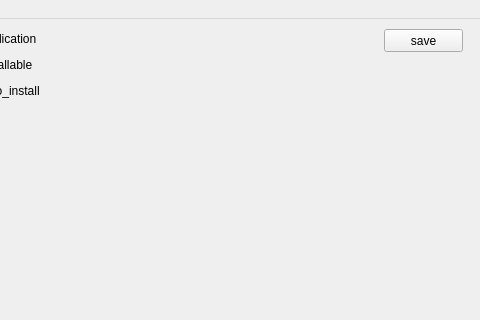
Above: ui/module.ui from oyjs1989/odoo_generator before the change; both pictures show x 656 to 1136 and y 0 to 320 of the 1136 by 711 pixel window. Below: the same form after it.
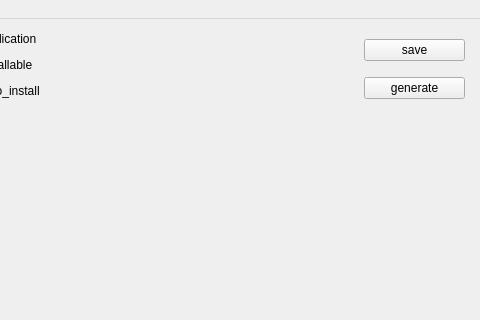
That is the form after the change.

The edit to the form file:
```diff
--- a/ui/module.ui
+++ b/ui/module.ui
@@ -255,18 +255,31 @@
      </item>
     </layout>
    </widget>
-   <widget class="QPushButton" name="save">
+   <widget class="QWidget" name="verticalLayoutWidget_2">
     <property name="geometry">
      <rect>
-      <x>1040</x>
+      <x>1020</x>
       <y>10</y>
-      <width>79</width>
-      <height>23</height>
+      <width>101</width>
+      <height>80</height>
      </rect>
     </property>
+    <layout class="QVBoxLayout" name="verticalLayout_2">
+     <item>
+      <widget class="QPushButton" name="save">
     <property name="text">
      <string>save</string>
     </property>
+      </widget>
+     </item>
+     <item>
+      <widget class="QPushButton" name="generate">
+       <property name="text">
+        <string>generate</string>
+       </property>
+      </widget>
+     </item>
+    </layout>
    </widget>
   </widget>
   <widget class="QMenuBar" name="menubar">
```
Lines whose indentation alone changed are shown as unchanged.
